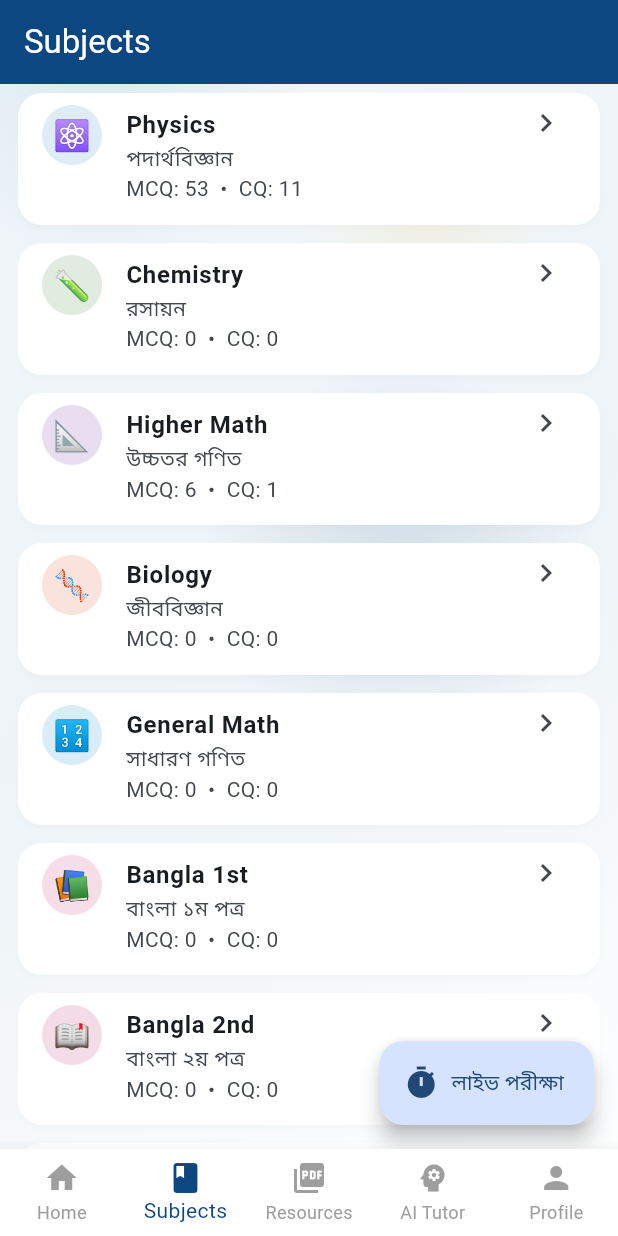
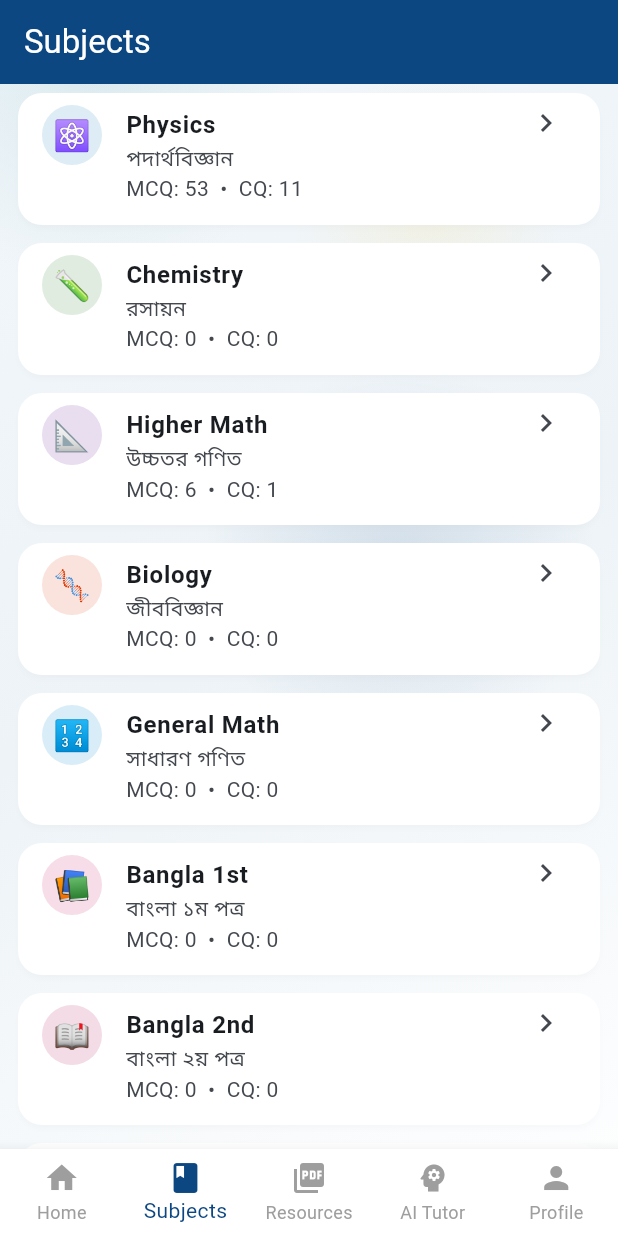
Before and after one commit to subornokhan22-collab/SSC, a Flutter app: the screen it shows after launch, item 2 of the bottom bar chosen, on a phone screen of 412 x 824 dp. Run offline on Flutter 3.47's test engine with Material 3 defaults, Android fonts, the light colour scheme and no system bars; our stand-ins replace shared_preferences, webview_flutter.

Commit message:
Update subjects_screen.dart

```diff
--- a/lib/screens/subjects_screen.dart
+++ b/lib/screens/subjects_screen.dart
@@ -1,7 +1,6 @@
 import 'package:flutter/material.dart';
 import '../data/questions_data.dart';
 import 'subject_detail_screen.dart';
-import 'quiz_screen.dart';
 
 enum SubjectGroup { science, general, business, humanities }
 
@@ -23,10 +22,7 @@ class SubjectInfo {
   });
 }
 
-class SubjectsScreen extends StatelessWidget {
-  const SubjectsScreen({super.key});
-
-  final List<SubjectInfo> _allSubjects = const [
+const List<SubjectInfo> allSubjects = [
   SubjectInfo(id: 'physics', name: 'Physics', bengaliName: 'পদার্থবিজ্ঞান', icon: '⚛️', colorHex: 0xFF1A82BB, group: SubjectGroup.science),
   SubjectInfo(id: 'chemistry', name: 'Chemistry', bengaliName: 'রসায়ন', icon: '🧪', colorHex: 0xFF2E7D32, group: SubjectGroup.science),
   SubjectInfo(id: 'higher_math', name: 'Higher Math', bengaliName: 'উচ্চতর গণিত', icon: '📐', colorHex: 0xFF6A1B9A, group: SubjectGroup.science),
@@ -45,6 +41,9 @@ class SubjectsScreen extends StatelessWidget {
   SubjectInfo(id: 'civics', name: 'Civics & Citizenship', bengaliName: 'পৌরনীতি ও নাগরিকতা', icon: '⚖️', colorHex: 0xFF37474F, group: SubjectGroup.humanities),
 ];
 
+class SubjectsScreen extends StatelessWidget {
+  const SubjectsScreen({super.key});
+
   int _mcqCount(String id) => allMCQs.where((q) => q.subjectId == id).length;
   int _cqCount(String id) => allCQs.where((q) => q.subjectId == id).length;
 
@@ -53,9 +52,9 @@ class SubjectsScreen extends StatelessWidget {
     return Scaffold(
       appBar: AppBar(title: const Text('Subjects')),
       body: ListView.builder(
-        itemCount: _allSubjects.length,
+        itemCount: allSubjects.length,
         itemBuilder: (context, index) {
-          final subject = _allSubjects[index];
+          final subject = allSubjects[index];
           final mcq = _mcqCount(subject.id);
           final cq = _cqCount(subject.id);
           return Card(
@@ -74,11 +73,6 @@ class SubjectsScreen extends StatelessWidget {
           );
         },
       ),
-      floatingActionButton: FloatingActionButton.extended(
-        onPressed: () => Navigator.push(context, MaterialPageRoute(builder: (_) => const QuizScreen())),
-        icon: const Icon(Icons.timer),
-        label: const Text('লাইভ পরীক্ষা'),
-      ),
     );
   }
 }
```
Lines whose indentation alone changed are shown as unchanged.
